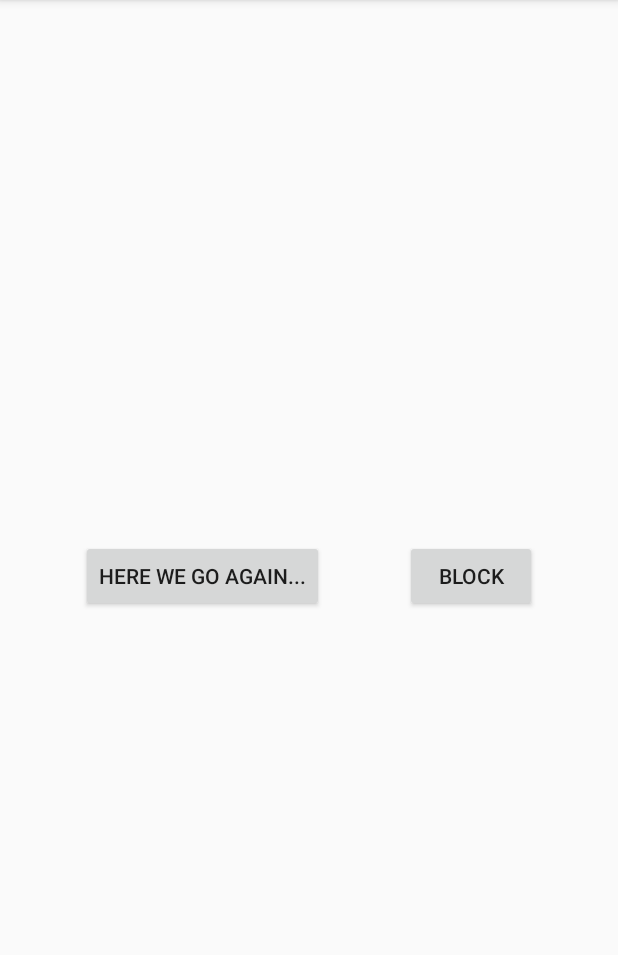
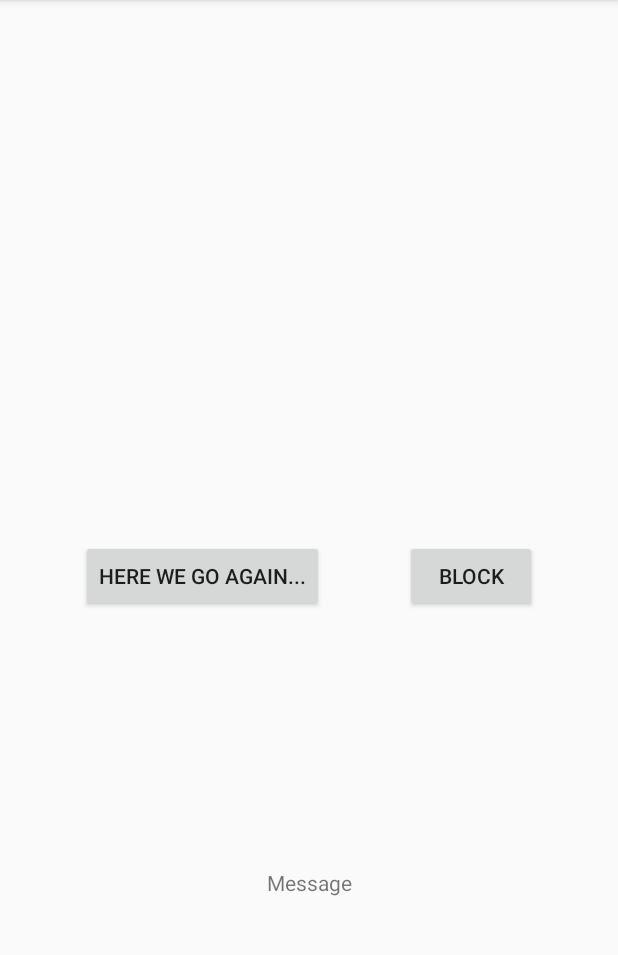
Before and after one commit to KeithSRoberts/AnnoyingEx, an Android app: the screen it shows after launch (MainActivity), on a phone screen of 412 x 824 dp, the part 84-1039 px from its top. Run offline under Robolectric (Android 15) with nearby library versions, the phone set to English and light mode, and no system bars; our stand-ins replace Volley; network calls fail; 1 statement that could not run was skipped.

Commit message:
Setup NotificationManager & WorkerManager/Worker classes, hooked up buttons to worker functions

```diff
--- a/app/src/main/java/com/example/annoyingex/AnnoyingExApp.kt
+++ b/app/src/main/java/com/example/annoyingex/AnnoyingExApp.kt
@@ -8,6 +8,13 @@ class AnnoyingExApp(): Application() {
     lateinit var apiManager: ApiManager
         private set
 
+    lateinit var annoyingExNotificationManager: AnnoyingExNotificationManager
+        private set
+
+    lateinit var annoyingExWorkerManager: AnnoyingExWorkerManager
+        private set
+
+    // Store messages in application instance
     var messageList = listOf<String>()
         private set
 
@@ -19,5 +26,7 @@ class AnnoyingExApp(): Application() {
         }, {
             Toast.makeText(applicationContext, "Could not fetch messages...", Toast.LENGTH_SHORT).show()
         })
+        annoyingExWorkerManager = AnnoyingExWorkerManager(this)
+        annoyingExNotificationManager = AnnoyingExNotificationManager(this)
     }
 }
--- /dev/null
+++ b/app/src/main/java/com/example/annoyingex/AnnoyingExNotificationManager.kt
@@ -0,0 +1,66 @@
+package com.example.annoyingex
+
+import android.app.NotificationChannel
+import android.app.NotificationManager
+import android.app.PendingIntent
+import android.content.Context
+import android.content.Intent
+import android.os.Build
+import androidx.core.app.NotificationCompat
+import androidx.core.app.NotificationManagerCompat
+import kotlin.random.Random
+
+class AnnoyingExNotificationManager(private val context: Context) {
+    companion object {
+        const val MESSAGE_KEY = "MESSAGE_KEY"
+        const val CHANNEL_ID = "CHANNEL_ID"
+    }
+
+    private val messages: List<String> = (context as AnnoyingExApp).messageList
+
+    private val notificationManagerCompat = NotificationManagerCompat.from(context)
+
+    init {
+        createNotificationChannel()
+    }
+
+    fun beginExNotifications() {
+        var message = "Unable to retrieve message"
+        if (messages.size != 0) {
+            val index = Random.nextInt(0, messages.size - 1)
+            message = messages[index]
+
+        }
+        val intent = Intent(context, MainActivity::class.java).apply {
+            flags = Intent.FLAG_ACTIVITY_NEW_TASK or Intent.FLAG_ACTIVITY_CLEAR_TASK
+            putExtra(MESSAGE_KEY, message);
+        }
+
+        val pendingIntent = PendingIntent.getActivity(context, 0, intent, PendingIntent.FLAG_UPDATE_CURRENT)
+        val notification = NotificationCompat.Builder(context, CHANNEL_ID)
+            .setSmallIcon(R.drawable.ic_comment_black_24dp)
+            .setContentTitle("This Chick Again")
+            .setContentText(message)
+            .setPriority(NotificationCompat.PRIORITY_DEFAULT)
+            .setCategory(NotificationCompat.CATEGORY_MESSAGE)
+            .setAutoCancel(true)
+            .build()
+
+        notificationManagerCompat.notify(Random.nextInt(), notification)
+    }
+
+    private fun createNotificationChannel() {
+        // Create the NotificationChannel, but only on API 26+ because
+        // the NotificationChannel class is new and not in the support library
+        if (Build.VERSION.SDK_INT >= Build.VERSION_CODES.O) {
+            val name = "AnnoyingEx Notifications"
+            val descriptionText = "For messages from an AnnoyingEx"
+            val importance = NotificationManager.IMPORTANCE_DEFAULT
+            val channel = NotificationChannel(CHANNEL_ID, name, importance).apply {
+                description = descriptionText
+            }
+            // Register the channel with the system
+            notificationManagerCompat.createNotificationChannel(channel)
+        }
+    }
+}
--- a/app/src/main/java/com/example/annoyingex/MainActivity.kt
+++ b/app/src/main/java/com/example/annoyingex/MainActivity.kt
@@ -1,12 +1,28 @@
 package com.example.annoyingex
 
 import androidx.appcompat.app.AppCompatActivity
+import com.example.annoyingex.AnnoyingExNotificationManager.Companion.MESSAGE_KEY
 import android.os.Bundle
+import kotlinx.android.synthetic.main.activity_main.*
 
 class MainActivity : AppCompatActivity() {
 
     override fun onCreate(savedInstanceState: Bundle?) {
         super.onCreate(savedInstanceState)
         setContentView(R.layout.activity_main)
+        val workerManager = (application as AnnoyingExApp).annoyingExWorkerManager
+        // Display the current message in our text view if available
+        intent.getStringExtra(MESSAGE_KEY)?.let {
+            textMessage.text = it
+        }
+        // Assign start functionality to start button
+        btnStart.setOnClickListener {
+            workerManager.startMessages()
+        }
+        // Assign stop functionality to stop button
+        btnStop.setOnClickListener {
+            workerManager.stopMessages()
+        }
+
     }
 }
--- /dev/null
+++ b/app/src/main/res/drawable/ic_comment_black_24dp.xml
@@ -0,0 +1,9 @@
+<vector xmlns:android="http://schemas.android.com/apk/res/android"
+        android:width="24dp"
+        android:height="24dp"
+        android:viewportWidth="24.0"
+        android:viewportHeight="24.0">
+    <path
+        android:fillColor="#FF000000"
+        android:pathData="M21.99,4c0,-1.1 -0.89,-2 -1.99,-2L4,2c-1.1,0 -2,0.9 -2,2v12c0,1.1 0.9,2 2,2h14l4,4 -0.01,-18zM18,14L6,14v-2h12v2zM18,11L6,11L6,9h12v2zM18,8L6,8L6,6h12v2z"/>
+</vector>
--- a/app/src/main/res/layout/activity_main.xml
+++ b/app/src/main/res/layout/activity_main.xml
@@ -26,4 +26,14 @@
         app:layout_constraintRight_toRightOf="parent"
         app:layout_constraintTop_toTopOf="parent" />
 
+    <TextView
+        android:id="@+id/textMessage"
+        android:layout_width="wrap_content"
+        android:layout_height="wrap_content"
+        android:text="Message"
+        app:layout_constraintBottom_toBottomOf="parent"
+        app:layout_constraintLeft_toLeftOf="parent"
+        app:layout_constraintRight_toRightOf="parent"
+        app:layout_constraintTop_toBottomOf="@id/btnStart" />
+
 </androidx.constraintlayout.widget.ConstraintLayout>
```
Also changed, not shown: app/build.gradle (+10 -0 lines), app/src/main/java/com/example/annoyingex/AnnoyingExWorker.kt (added, +12 -0 lines), app/src/main/java/com/example/annoyingex/AnnoyingExWorkerManager.kt (added, +44 -0 lines).
